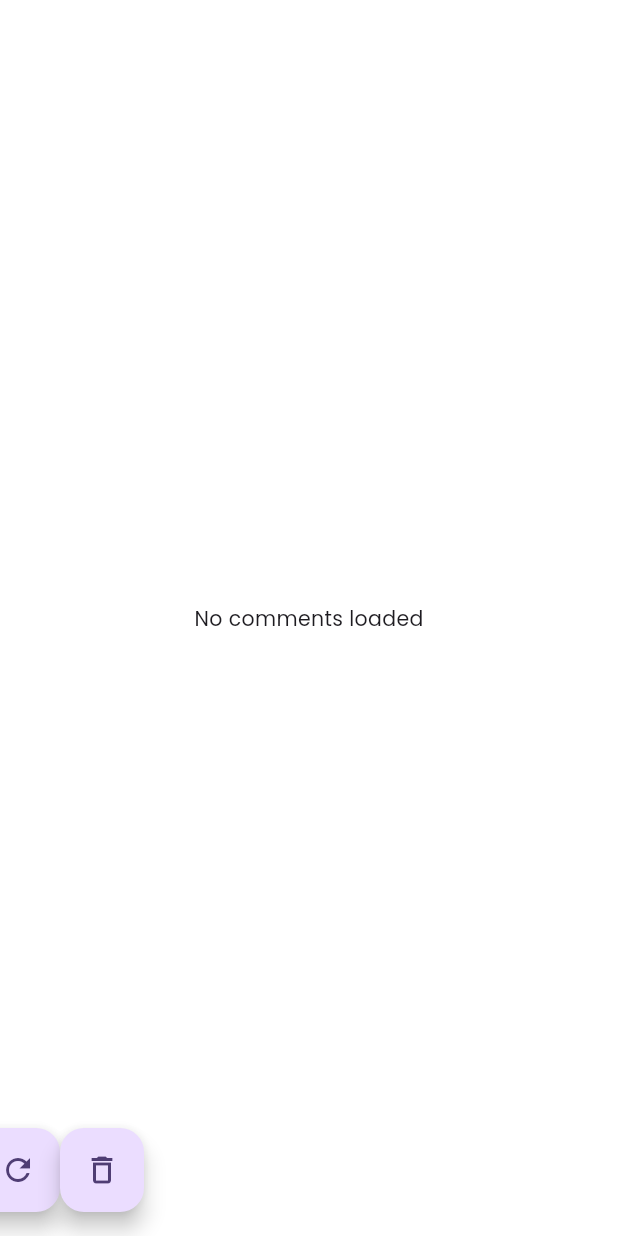
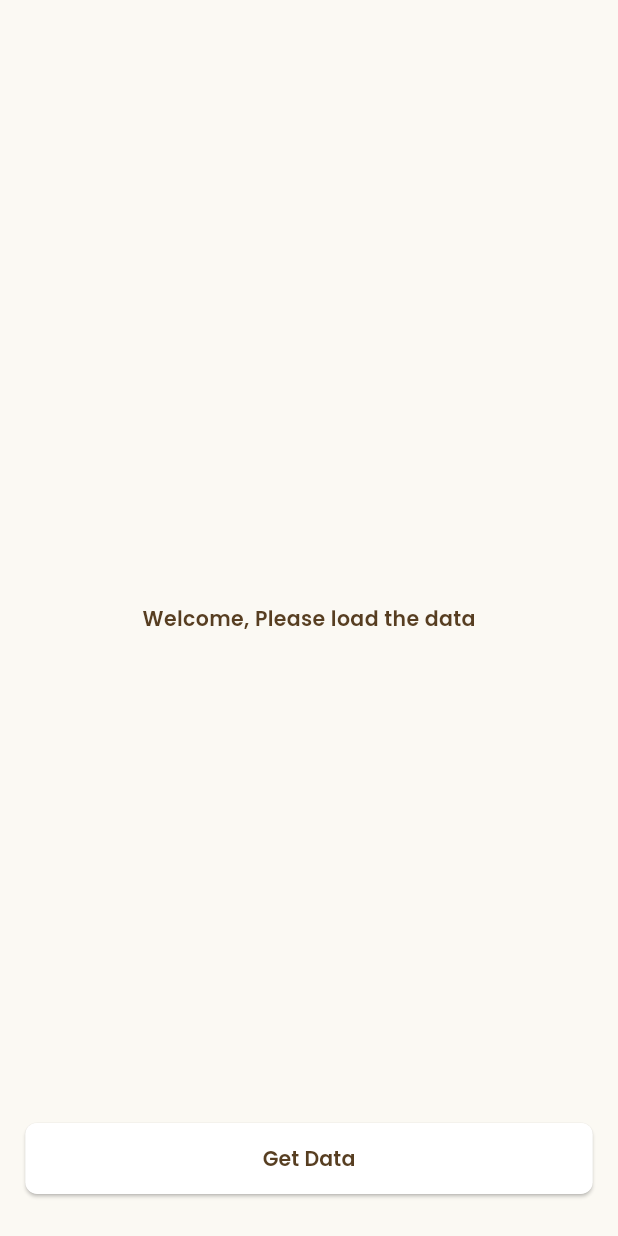
Before and after one commit to ShinasNajeerKoya/ostrum_test, a Flutter app: the OstrumCommentsPage screen opened by its route, on a phone screen of 412 x 824 dp. Run offline on Flutter 3.47's test engine with Material 3 defaults, Android fonts, the phone set to English and light mode, and no system bars; our stand-ins replace auto_route, dio, flutter_bloc, flutter_screenutil, flutter_svg, freezed_annotation and 5 more; missing offline and left inert: build.

Commit message:
-- UI fine-grained widget rebuilding handled.

```diff
--- /dev/null
+++ b/devtools_options.yaml
@@ -0,0 +1,3 @@
+description: This file stores settings for Dart & Flutter DevTools.
+documentation: https://docs.flutter.dev/tools/devtools/extensions#configure-extension-enablement-states
+extensions:
--- a/lib/presentation/feature/ostrum_comments/pages/ostrum_comments_page.dart
+++ b/lib/presentation/feature/ostrum_comments/pages/ostrum_comments_page.dart
@@ -1,24 +1,47 @@
+import 'package:flutter/cupertino.dart';
 import 'package:flutter/material.dart';
 import 'package:auto_route/auto_route.dart';
 import 'package:flutter_bloc/flutter_bloc.dart';
+import 'package:flutter_screenutil/flutter_screenutil.dart';
 
 import 'package:get_it/get_it.dart' show GetIt;
+import 'package:ostrum_test/config/themes/units.dart';
 import 'package:ostrum_test/domain/models/comment/comment_model.dart';
 import 'package:ostrum_test/presentation/feature/ostrum_comments/bloc/ostrum_comments_bloc.dart';
 import 'package:ostrum_test/presentation/feature/ostrum_comments/bloc/ostrum_comments_state.dart';
+import 'package:ostrum_test/presentation/widgets/my_text.dart';
+import 'package:shimmer/shimmer.dart';
 import 'package:tuple/tuple.dart';
 
+import '../../../../config/themes/colors.dart';
+import '../../../../shared/helper_functions/debouncer_helper/debouncer_helper.dart';
+import '../widgets/comments_tile.dart';
+import '../widgets/loading_comment_tile.dart';
+
 @RoutePage()
-class OstrumCommentsPage extends StatelessWidget {
+class OstrumCommentsPage extends StatefulWidget {
   static const id = '/ostrumCommentsPage';
   OstrumCommentsPage({super.key});
 
+  @override
+  State<OstrumCommentsPage> createState() => _OstrumCommentsPageState();
+}
+
+class _OstrumCommentsPageState extends State<OstrumCommentsPage> {
   final ostrumCommentsBloc = GetIt.I<OstrumCommentsBloc>();
+
+  final DebouncerHelper _getDebouncer = DebouncerHelper(milliseconds: 500);
+
+  @override
+  void dispose() {
+    _getDebouncer.dispose();
+    super.dispose();
+  }
 
   @override
   Widget build(BuildContext context) {
     return Scaffold(
-      backgroundColor: Colors.white,
+      backgroundColor: AppColors.kCreamBackgroundColor,
 
       body: BlocSelector<OstrumCommentsBloc, OstrumCommentsState, Tuple3<bool, bool, List<CommentModel>>>(
         bloc: ostrumCommentsBloc,
@@ -29,50 +52,66 @@ class OstrumCommentsPage extends StatelessWidget {
           final comments = tuple.item3;
 
           if (isLoading) {
-            return const Center(child: CircularProgressIndicator());
+            return ListView.builder(
+              padding: EdgeInsets.symmetric(vertical: 12.h),
+              itemCount: 6,
+              itemBuilder: (context, index) => const LoadingCommentTile(),
+            );
           }
 
           if (hasError) {
-            return const Center(
-              child: Text('Something went wrong while loading comments.', style: TextStyle(color: Colors.red)),
-            );
+            return const Center(child: MyText('Something went wrong while loading comments.', fontColor: Colors.red));
           }
 
           if (comments.isEmpty) {
-            return const Center(child: Text("No comments loaded"));
+            return const Center(child: MyText("Welcome, Please load the data"));
           }
 
           return ListView.builder(
             itemCount: comments.length,
             itemBuilder: (context, index) {
               final comment = comments[index];
-              return ListTile(
-                title: Text(comment.name ?? 'No name'),
-                subtitle: Text(comment.email ?? 'No email'),
-                trailing: const Icon(Icons.comment),
-              );
+
+              return CommentsTile(comment: comment);
             },
           );
         },
       ),
-      floatingActionButton: Row(
-        children: [
-          FloatingActionButton(
-            heroTag: null,
+      floatingActionButton: Padding(
+        padding: EdgeInsets.only(left: 16.w, right: 16.w, bottom: 12.h),
+        child: BlocSelector<OstrumCommentsBloc, OstrumCommentsState, List<CommentModel>>(
+          bloc: ostrumCommentsBloc,
+          selector: (state) => state.comments,
+          builder: (context, comments) {
+            final isEmpty = comments.isEmpty;
+
+            return SizedBox(
+              width: double.infinity,
+              child: ElevatedButton(
+                style: ElevatedButton.styleFrom(
+                  backgroundColor: isEmpty ? Colors.white : AppColors.kDisableColor,
+                  foregroundColor: Colors.black,
+                  elevation: 1,
+                  padding: EdgeInsets.symmetric(vertical: 14.h),
+                  shape: RoundedRectangleBorder(borderRadius: BorderRadius.circular(8.r)),
+                ),
                 onPressed: () {
+                  _getDebouncer.run(() {
+                    if (isEmpty) {
                       ostrumCommentsBloc.fetchOstrum();
+                    } else {
+                      ostrumCommentsBloc.clearCache();
+                    }
+                  });
                 },
-            child: const Icon(Icons.refresh),
+                child:
+                    isEmpty ? const MyText('Get Data', fontWeight: FontWeight.w600) : const Icon(CupertinoIcons.delete),
               ),
-          FloatingActionButton(
-            heroTag: null,
-            onPressed: () {
-              ostrumCommentsBloc.clearCache();
+            );
           },
-            child: const Icon(Icons.delete_outline),
         ),
-        ],
       ),
+      floatingActionButtonLocation: FloatingActionButtonLocation.centerFloat,
     );
   }
 }
--- a/lib/presentation/widgets/my_text.dart
+++ b/lib/presentation/widgets/my_text.dart
@@ -33,7 +33,7 @@ class MyText extends StatelessWidget {
       style: TextStyle(
         letterSpacing: letterSpacing,
         height: lineHeight,
-        color: fontColor ?? Color(0xff885B2B),
+        color: fontColor ?? Color(0xff573e21),
         fontSize: fontSize ?? 14.sp,
         fontWeight: fontWeight ?? FontWeight.w600,
       ),
--- /dev/null
+++ b/lib/shared/mixins/safe_emit_mixin/safe_emit_mixin.dart
@@ -0,0 +1,9 @@
+import 'package:hydrated_bloc/hydrated_bloc.dart';
+
+mixin SafeEmitMixin<State> on HydratedCubit<State> {
+  void safeEmit(State newState) {
+    if (!isClosed) {
+      emit(newState);
+    }
+  }
+}
--- a/pubspec.yaml
+++ b/pubspec.yaml
@@ -36,6 +36,8 @@ dependencies:
   dio: ^5.8.0+1
   hydrated_bloc: ^10.1.1
   tuple: ^2.0.2
+  shimmer: ^3.0.0
+
 
 
 
```
Also changed, not shown: lib/config/themes/colors.dart (+11 -2 lines), lib/presentation/feature/ostrum_comments/bloc/ostrum_comments_bloc.dart (+17 -6 lines), lib/presentation/feature/ostrum_comments/widgets/comments_tile.dart (added, +60 -0 lines), lib/presentation/feature/ostrum_comments/widgets/loading_comment_tile.dart (added, +38 -0 lines), pubspec.lock, 3 other files. Lines whose indentation alone changed are shown as unchanged.
